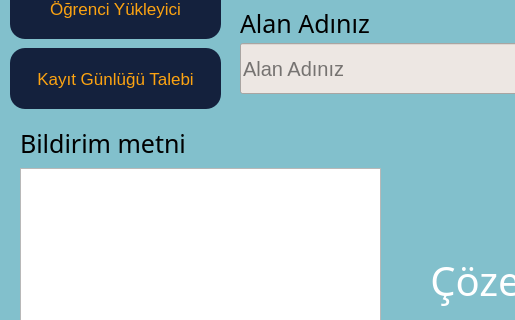
Old version of the form app/app.ui in the repository Muhammedska/kys; both pictures show x 0 to 515 and y 92 to 412 of the 800 by 609 pixel window.
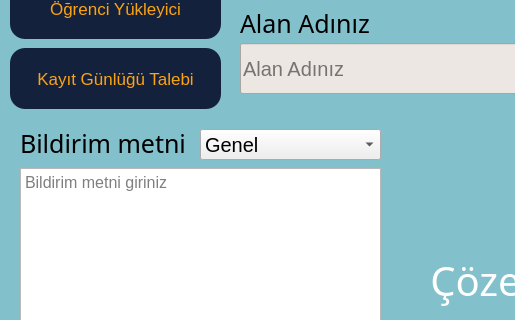
New version of the form. Icons and pictures are not drawn.

Patch:
```diff
--- a/app/app.ui
+++ b/app/app.ui
@@ -328,6 +328,9 @@
       <pointsize>12</pointsize>
      </font>
     </property>
+    <property name="placeholderText">
+     <string>Bildirim metni giriniz</string>
+    </property>
    </widget>
    <widget class="QLineEdit" name="syprex">
     <property name="geometry">
@@ -526,6 +529,36 @@
      </size>
     </property>
    </widget>
+   <widget class="QComboBox" name="mass">
+    <property name="geometry">
+     <rect>
+      <x>200</x>
+      <y>221</y>
+      <width>181</width>
+      <height>31</height>
+     </rect>
+    </property>
+    <property name="font">
+     <font>
+      <pointsize>15</pointsize>
+     </font>
+    </property>
+    <item>
+     <property name="text">
+      <string>Genel</string>
+     </property>
+    </item>
+    <item>
+     <property name="text">
+      <string>Öğrenci</string>
+     </property>
+    </item>
+    <item>
+     <property name="text">
+      <string>Öğretmen</string>
+     </property>
+    </item>
+   </widget>
   </widget>
  </widget>
  <resources/>
```
Left out of the diff: 4 changed lines with no effect on the pictures.
